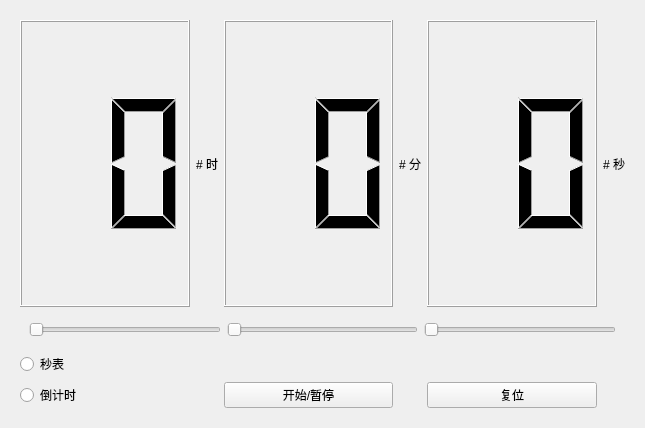
Return-Log/Education-Clock, file ui/timers.ui: the form before one commit.
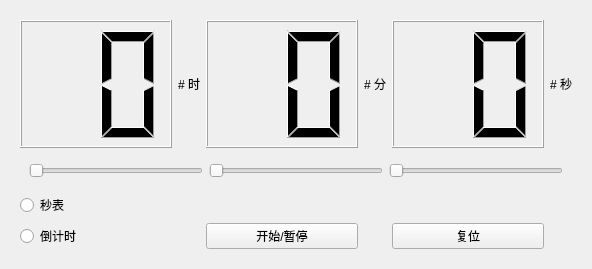
The form after the commit.

What changed in the file:
```diff
--- a/ui/timers.ui
+++ b/ui/timers.ui
@@ -6,8 +6,8 @@
    <rect>
     <x>0</x>
     <y>0</y>
-    <width>645</width>
-    <height>428</height>
+    <width>592</width>
+    <height>269</height>
    </rect>
   </property>
   <property name="windowTitle">
```
